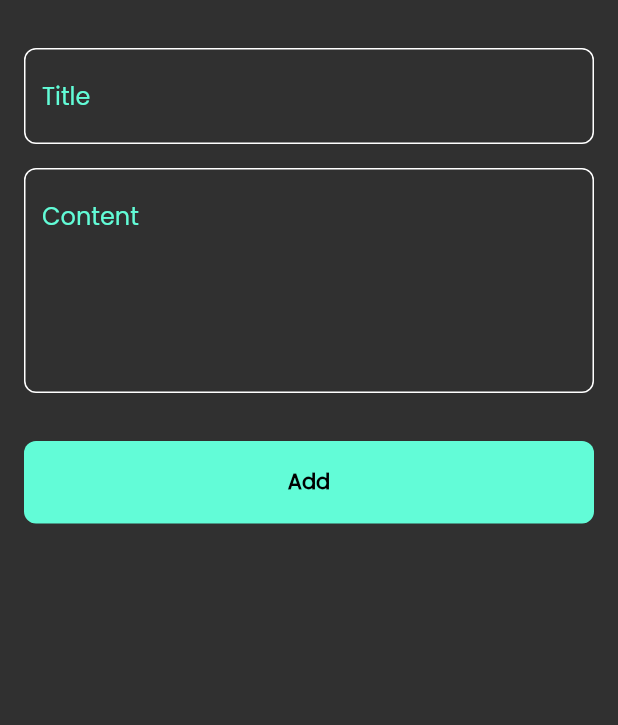
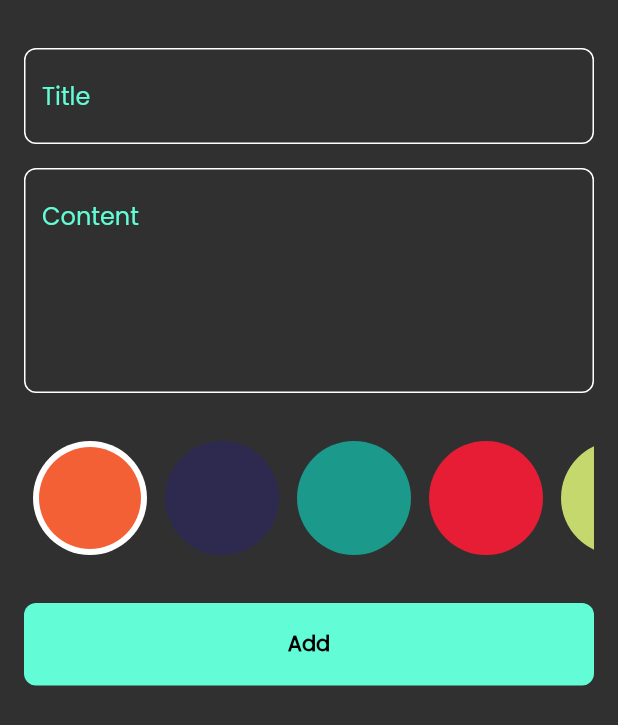
Before and after one commit to AhmedGaberI/notes_app, a Flutter app: the AddNoteBottomSheet widget shown alone on an empty page, opened directly, on a phone screen of 412 x 824 dp. Shown: the top 725 px of the screen. Run offline on Flutter 3.47's test engine with Material 2 defaults, Android fonts, the phone set to English and light mode, and no system bars; our stand-ins replace bloc, flutter_bloc, hive, hive_flutter; accounts and stored records are empty.

Commit message:
finishing app

```diff
--- a/lib/cubits/add_note_cubit/add_note_cubit.dart
+++ b/lib/cubits/add_note_cubit/add_note_cubit.dart
@@ -1,3 +1,5 @@
+import 'dart:ui';
+
 import 'package:bloc/bloc.dart';
 import 'package:hive_flutter/adapters.dart';
 import 'package:meta/meta.dart';
@@ -7,8 +9,9 @@ part 'add_note_state.dart';
 
 class AddNoteCubit extends Cubit<AddNoteState> {
   AddNoteCubit() : super(AddNoteInitial());
-
+  Color color = const Color(0xffF46036);
   addNote(NoteModel noteModel) async {
+    noteModel.color = color.value;
     emit(AddNoteLoading());
     try {
       var notesBox = Hive.box<NoteModel>("notes_box");
--- a/lib/models/note_model.dart
+++ b/lib/models/note_model.dart
@@ -5,13 +5,13 @@ part 'note_model.g.dart';
 @HiveType(typeId: 0)
 class NoteModel extends HiveObject {
   @HiveField(0)
-  final String title;
+  String title;
   @HiveField(1)
-  final String subtitle;
+  String subtitle;
   @HiveField(2)
   final String date;
   @HiveField(3)
-  final int color;
+  int color;
 
   NoteModel(
       {required this.title,
--- a/lib/views/widgets/add_note_form.dart
+++ b/lib/views/widgets/add_note_form.dart
@@ -1,7 +1,9 @@
 import 'package:flutter/material.dart';
 import 'package:flutter_bloc/flutter_bloc.dart';
+import 'package:intl/intl.dart';
 import 'package:notes_app/cubits/add_note_cubit/add_note_cubit.dart';
 import 'package:notes_app/models/note_model.dart';
+import 'package:notes_app/views/widgets/colors_list_view.dart';
 import 'package:notes_app/views/widgets/custom_button.dart';
 import 'package:notes_app/views/widgets/custom_text_field.dart';
 
@@ -18,6 +20,7 @@ class _AddNoteFormState extends State<AddNoteForm> {
   final GlobalKey<FormState> _formKey = GlobalKey();
   AutovalidateMode autovalidateMode = AutovalidateMode.disabled;
   String? title, subTitle;
+
   @override
   Widget build(BuildContext context) {
     return Form(
@@ -47,6 +50,12 @@ class _AddNoteFormState extends State<AddNoteForm> {
           const SizedBox(
             height: 32,
           ),
+          const ColorsListView(
+            status: "add",
+          ),
+          const SizedBox(
+            height: 32,
+          ),
           BlocBuilder<AddNoteCubit, AddNoteState>(
             builder: (context, state) {
               return CustomButton(
@@ -54,10 +63,12 @@ class _AddNoteFormState extends State<AddNoteForm> {
                 onTap: () {
                   if (_formKey.currentState!.validate()) {
                     _formKey.currentState!.save();
+                    var currentDate = DateTime.now();
+                    var formattedDate = DateFormat.yMd().format(currentDate);
                     NoteModel noteModel = NoteModel(
                         title: title!,
                         subtitle: subTitle!,
-                        date: DateTime.now().toString(),
+                        date: formattedDate,
                         color: Colors.blue.value);
 
                     BlocProvider.of<AddNoteCubit>(context).addNote(noteModel);
--- /dev/null
+++ b/lib/views/widgets/colors_list_view.dart
@@ -0,0 +1,92 @@
+import 'package:flutter/material.dart';
+import 'package:flutter_bloc/flutter_bloc.dart';
+
+import 'package:notes_app/cubits/add_note_cubit/add_note_cubit.dart';
+import 'package:notes_app/cubits/notes_cubit/notes_cubit.dart';
+import 'package:notes_app/models/note_model.dart';
+
+class ColorItem extends StatelessWidget {
+  const ColorItem({
+    Key? key,
+    this.isActive = false,
+    required this.color,
+  }) : super(key: key);
+  final bool isActive;
+  final Color color;
+
+  @override
+  Widget build(BuildContext context) {
+    return isActive
+        ? CircleAvatar(
+            radius: 38,
+            backgroundColor: Colors.white,
+            child: CircleAvatar(
+              radius: 34,
+              backgroundColor: color,
+            ),
+          )
+        : CircleAvatar(radius: 38, backgroundColor: color);
+  }
+}
+
+class ColorsListView extends StatefulWidget {
+  const ColorsListView({
+    Key? key,
+    required this.status,
+    this.note,
+  }) : super(key: key);
+  final String status;
+  final NoteModel? note;
+  @override
+  State<ColorsListView> createState() => _ColorsListViewState();
+}
+
+class _ColorsListViewState extends State<ColorsListView> {
+  late int currentIndex;
+
+  @override
+  void initState() {
+    super.initState();
+    widget.status == "edit"
+        ? currentIndex = colors.indexOf(Color(widget.note!.color))
+        : currentIndex = 0;
+  }
+
+  List<Color> colors = [
+    const Color(0xffF46036),
+    const Color(0xff2E294E),
+    const Color(0xff1B998B),
+    const Color(0xffE71D36),
+    const Color(0xffC5D86D),
+  ];
+  @override
+  Widget build(BuildContext context) {
+    return SizedBox(
+      height: 38 * 2,
+      child: ListView.builder(
+        itemBuilder: (context, index) {
+          return Padding(
+            padding: const EdgeInsets.symmetric(horizontal: 6),
+            child: GestureDetector(
+              onTap: () {
+                currentIndex = index;
+                widget.status == "add"
+                    ? BlocProvider.of<AddNoteCubit>(context).color =
+                        colors[index]
+                    : BlocProvider.of<NotesCubit>(context)
+                        .updateColor(note: widget.note!, color: colors[index]);
+                setState(() {});
+              },
+              child: ColorItem(
+                color: colors[index],
+                isActive: currentIndex == index,
+              ),
+            ),
+          );
+        },
+        itemCount: colors.length,
+        scrollDirection: Axis.horizontal,
+      ),
+    );
+  }
+}
--- a/lib/views/widgets/custom_text_field.dart
+++ b/lib/views/widgets/custom_text_field.dart
@@ -3,21 +3,24 @@ import 'package:flutter/material.dart';
 import 'package:notes_app/constants.dart';
 
 class CustomTextField extends StatelessWidget {
-  const CustomTextField({
-    Key? key,
-    required this.hintText,
-    this.maxLines = 1,
-    this.onSaved,
-  }) : super(key: key);
+  const CustomTextField(
+      {Key? key,
+      required this.hintText,
+      this.maxLines = 1,
+      this.onSaved,
+      this.onChanged})
+      : super(key: key);
 
   final String hintText;
   final int maxLines;
 
   final void Function(String?)? onSaved;
+  final Function(String?)? onChanged;
   @override
   Widget build(BuildContext context) {
     return TextFormField(
       onSaved: onSaved,
+      onChanged: onChanged,
       validator: (val) {
         if (val?.isEmpty ?? true) {
           return 'this field is required';
--- a/pubspec.yaml
+++ b/pubspec.yaml
@@ -39,6 +39,7 @@ dependencies:
   hive_flutter: ^1.1.0
   flutter_bloc: ^8.1.3
   modal_progress_hud_nsn: ^0.4.0
+  intl: ^0.18.1
 
 dev_dependencies:
   flutter_test:
```
Also changed, not shown: lib/cubits/notes_cubit/notes_cubit.dart (+13 -5 lines), lib/cubits/notes_cubit/notes_state.dart (+1 -10 lines), lib/main.dart (+9 -5 lines), lib/views/edit_note_view.dart (+9 -4 lines), lib/views/notes_view.dart (+1 -6 lines), lib/views/widgets/add_note_bottom_sheet.dart (+3 -6 lines), lib/views/widgets/custom_app_bar.dart (+8 -6 lines), lib/views/widgets/custom_icon.dart (+9 -7 lines), lib/views/widgets/custom_note_item.dart (+22 -10 lines), lib/views/widgets/edit_note_body.dart (+47 -7 lines), lib/views/widgets/notes_list_view.dart (+14 -3 lines), lib/views/widgets/notes_view_body.dart (+14 -1 lines), pubspec.lock.
